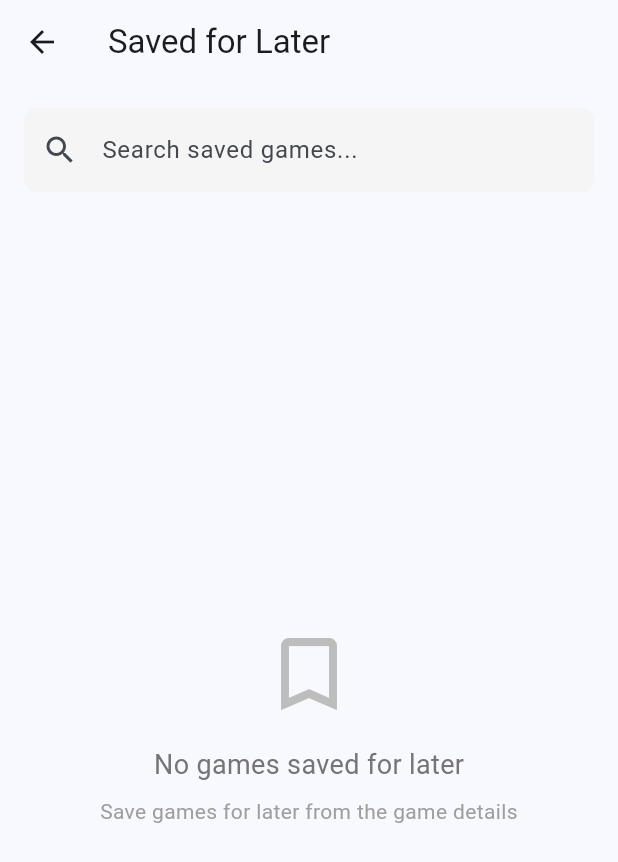
After one commit to 3gcodes/gamekeepr, a Flutter app: the SavedForLaterScreen screen opened directly, on a phone screen of 412 x 824 dp. The commit adds this screen. Shown: the top 862 px of the screen. Run offline on Flutter 3.47's test engine with Material 3 defaults, Android fonts, the phone set to English and light mode, and no system bars; our stand-ins replace cached_network_image, cookie_jar, dio, dio_cookie_manager, file_picker, flutter_cache_manager and 6 more; missing offline and left inert: google_mlkit_text_recognition, nfc_manager, string_similarity; accounts and stored records are empty; network calls fail.

Commit message:
added save for later ability

```diff
--- a/lib/models/game.dart
+++ b/lib/models/game.dart
@@ -45,6 +45,7 @@ class Game {
   final List<ExpansionReference>? expansions; // If this is a base game, list of expansions
   final bool owned; // Whether this game is in the user's collection
   final bool wishlisted; // Whether this game is on the user's wishlist
+  final bool savedForLater; // Whether this game is saved for later
   final bool hasNfcTag; // Whether an NFC tag has been assigned to this game
 
   Game({
@@ -68,6 +69,7 @@ class Game {
     this.expansions,
     this.owned = true,
     this.wishlisted = false,
+    this.savedForLater = false,
     this.hasNfcTag = false,
   });
 
@@ -93,6 +95,7 @@ class Game {
       'expansions': expansions != null ? jsonEncode(expansions!.map((e) => e.toMap()).toList()) : null,
       'owned': owned ? 1 : 0,
       'wishlisted': wishlisted ? 1 : 0,
+      'saved_for_later': savedForLater ? 1 : 0,
       'has_nfc_tag': hasNfcTag ? 1 : 0,
     };
   }
@@ -133,6 +136,7 @@ class Game {
           : null,
       owned: map['owned'] == null ? true : (map['owned'] as int) == 1,
       wishlisted: map['wishlisted'] == null ? false : (map['wishlisted'] as int) == 1,
+      savedForLater: map['saved_for_later'] == null ? false : (map['saved_for_later'] as int) == 1,
       hasNfcTag: map['has_nfc_tag'] == null ? false : (map['has_nfc_tag'] as int) == 1,
     );
   }
@@ -158,6 +162,7 @@ class Game {
     List<ExpansionReference>? expansions,
     bool? owned,
     bool? wishlisted,
+    bool? savedForLater,
     bool? hasNfcTag,
   }) {
     return Game(
@@ -181,6 +186,7 @@ class Game {
       expansions: expansions ?? this.expansions,
       owned: owned ?? this.owned,
       wishlisted: wishlisted ?? this.wishlisted,
+      savedForLater: savedForLater ?? this.savedForLater,
       hasNfcTag: hasNfcTag ?? this.hasNfcTag,
     );
   }
--- a/lib/providers/app_providers.dart
+++ b/lib/providers/app_providers.dart
@@ -99,6 +99,7 @@ class GamesNotifier extends StateNotifier<AsyncValue<List<Game>>> {
             location: existingGame.location,
             owned: existingGame.owned,
             wishlisted: existingGame.wishlisted,
+            savedForLater: existingGame.savedForLater,
           );
           await db.updateGame(updatedGame);
         } else {
@@ -156,6 +157,14 @@ class GamesNotifier extends StateNotifier<AsyncValue<List<Game>>> {
   Future<Game?> toggleWishlist(int gameId, bool wishlisted) async {
     final db = ref.read(databaseServiceProvider);
     await db.updateGameWishlisted(gameId, wishlisted);
+    await loadGames();
+    return await db.getGameById(gameId);
+  }
+
+  /// Toggle the saved for later status of a game
+  Future<Game?> toggleSavedForLater(int gameId, bool savedForLater) async {
+    final db = ref.read(databaseServiceProvider);
+    await db.updateGameSavedForLater(gameId, savedForLater);
     await loadGames();
     return await db.getGameById(gameId);
   }
@@ -447,6 +456,42 @@ final wishlistProvider = Provider<AsyncValue<List<Game>>>((ref) {
   );
 });
 
+// Saved for Later Provider (games saved for later)
+final savedForLaterProvider = Provider<AsyncValue<List<Game>>>((ref) {
+  final games = ref.watch(gamesProvider);
+  final query = ref.watch(searchQueryProvider);
+  final searchCategories = ref.watch(searchCategoriesProvider);
+  final searchMechanics = ref.watch(searchMechanicsProvider);
+  final searchTags = ref.watch(searchTagsProvider);
+  final tagsMapAsync = ref.watch(gameTagsMapProvider);
+
+  return games.when(
+    data: (gamesList) {
+      // Filter to only show saved for later games
+      var filtered = gamesList.where((game) => game.savedForLater).toList();
+
+      // Apply search filter
+      if (query.isNotEmpty) {
+        final tagsMap = tagsMapAsync.whenOrNull(data: (map) => map) ?? {};
+        filtered = filtered
+            .where((game) => _gameMatchesSearch(
+                  game,
+                  query,
+                  searchCategories,
+                  searchMechanics,
+                  searchTags,
+                  tagsMap,
+                ))
+            .toList();
+      }
+
+      return AsyncValue.data(filtered);
+    },
+    loading: () => const AsyncValue.loading(),
+    error: (error, stack) => AsyncValue.error(error, stack),
+  );
+});
+
 // Recently Played Games Provider
 final recentlyPlayedGamesProvider = StateNotifierProvider<RecentlyPlayedGamesNotifier, AsyncValue<List<GameWithPlayInfo>>>((ref) {
   return RecentlyPlayedGamesNotifier(ref);
--- a/lib/screens/game_details_screen.dart
+++ b/lib/screens/game_details_screen.dart
@@ -130,6 +130,47 @@ class _GameDetailsScreenState extends ConsumerState<GameDetailsScreen> with Sing
     }
   }
 
+  Future<void> _toggleSavedForLater() async {
+    final game = _detailedGame;
+    if (game == null || game.id == null) return;
+
+    final newSavedForLaterStatus = !game.savedForLater;
+
+    try {
+      final updatedGame = await ref.read(gamesProvider.notifier).toggleSavedForLater(
+        game.id!,
+        newSavedForLaterStatus,
+      );
+
+      if (updatedGame != null && mounted) {
+        setState(() {
+          _detailedGame = updatedGame;
+        });
+
+        ScaffoldMessenger.of(context).showSnackBar(
+          SnackBar(
+            content: Text(
+              newSavedForLaterStatus
+                  ? 'Saved for later'
+                  : 'Removed from saved for later',
+            ),
+            backgroundColor: newSavedForLaterStatus ? Colors.green : Colors.grey,
+            duration: const Duration(seconds: 2),
+          ),
+        );
+      }
+    } catch (e) {
+      if (mounted) {
+        ScaffoldMessenger.of(context).showSnackBar(
+          SnackBar(
+            content: Text('Error updating saved for later: $e'),
+            backgroundColor: Colors.red,
+          ),
+        );
+      }
+    }
+  }
+
   Future<void> _toggleOwned() async {
     final game = _detailedGame;
     if (game == null || game.id == null) return;
@@ -1065,6 +1106,7 @@ class _GameDetailsScreenState extends ConsumerState<GameDetailsScreen> with Sing
         location: widget.game.location,
         owned: widget.game.owned,
         wishlisted: widget.game.wishlisted,
+        savedForLater: widget.game.savedForLater,
         hasNfcTag: widget.game.hasNfcTag,
       );
 
@@ -1124,16 +1166,18 @@ class _GameDetailsScreenState extends ConsumerState<GameDetailsScreen> with Sing
       // Refresh the games provider so the list updates
       ref.read(gamesProvider.notifier).loadGames();
 
+      if (mounted) {
         setState(() {
           _detailedGame = updatedGame;
           _isLoadingDetails = false;
         });
+      }
     } catch (e) {
+      if (mounted) {
         setState(() {
           _isLoadingDetails = false;
         });
         // Show error snackbar
-      if (mounted) {
         ScaffoldMessenger.of(context).showSnackBar(
           SnackBar(
             content: Text('Could not load full details: $e'),
@@ -1155,14 +1199,18 @@ class _GameDetailsScreenState extends ConsumerState<GameDetailsScreen> with Sing
       final db = ref.read(databaseServiceProvider);
       final plays = await db.getPlaysForGame(widget.game.id!);
 
+      if (mounted) {
         setState(() {
           _plays = plays;
           _isLoadingPlays = false;
         });
+      }
     } catch (e) {
+      if (mounted) {
         setState(() {
           _isLoadingPlays = false;
         });
+      }
     }
   }
 
@@ -1174,12 +1222,12 @@ class _GameDetailsScreenState extends ConsumerState<GameDetailsScreen> with Sing
           );
 
       // Update local state to reflect the change immediately
+      if (mounted) {
         setState(() {
           final currentGame = _detailedGame ?? widget.game;
           _detailedGame = currentGame.copyWith(location: location ?? '');
         });
 
-      if (mounted) {
         ScaffoldMessenger.of(context).showSnackBar(
           const SnackBar(
             content: Text('Location saved'),
@@ -2423,6 +2471,32 @@ class _GameDetailsScreenState extends ConsumerState<GameDetailsScreen> with Sing
                     ),
                   ),
                 if (!game.owned) const SizedBox(width: 4),
+                // Save for Later button (only for non-owned games)
+                if (!game.owned)
+                  TextButton.icon(
+                    onPressed: _toggleSavedForLater,
+                    icon: Icon(
+                      game.savedForLater ? Icons.bookmark : Icons.bookmark_border,
+                      size: 18,
+                      color: game.savedForLater ? Colors.orange[700] : Colors.grey[700],
+                    ),
+                    label: Text(
+                      game.savedForLater ? 'Saved' : 'Save',
+                      style: TextStyle(
+                        fontSize: 12,
+                        color: game.savedForLater ? Colors.orange[700] : Colors.grey[700],
+                        fontWeight: FontWeight.w600,
+                      ),
+                    ),
+                    style: TextButton.styleFrom(
+                      backgroundColor: Colors.white,
+                      padding: const EdgeInsets.symmetric(horizontal: 8, vertical: 4),
+                      shape: RoundedRectangleBorder(
+                        borderRadius: BorderRadius.circular(20),
+                      ),
+                    ),
+                  ),
+                if (!game.owned) const SizedBox(width: 4),
                 // Toggle owned button
                 TextButton.icon(
                   onPressed: _toggleOwned,
--- /dev/null
+++ b/lib/screens/saved_for_later_screen.dart
@@ -0,0 +1,289 @@
+import 'package:flutter/material.dart';
+import 'package:flutter_riverpod/flutter_riverpod.dart';
+import 'package:cached_network_image/cached_network_image.dart';
+import '../providers/app_providers.dart';
+import '../models/game.dart';
+import 'game_details_screen.dart';
+
+class SavedForLaterScreen extends ConsumerStatefulWidget {
+  const SavedForLaterScreen({super.key});
+
+  @override
+  ConsumerState<SavedForLaterScreen> createState() => _SavedForLaterScreenState();
+}
+
+class _SavedForLaterScreenState extends ConsumerState<SavedForLaterScreen> {
+  final TextEditingController _searchController = TextEditingController();
+
+  @override
+  void initState() {
+    super.initState();
+    _searchController.addListener(() {
+      ref.read(searchQueryProvider.notifier).state = _searchController.text;
+    });
+  }
+
+  @override
+  void dispose() {
+    _searchController.dispose();
+    super.dispose();
+  }
+
+  @override
+  Widget build(BuildContext context) {
+    final savedForLater = ref.watch(savedForLaterProvider);
+
+    return Scaffold(
+      appBar: AppBar(
+        title: const Text('Saved for Later'),
+      ),
+      body: GestureDetector(
+        onTap: () {
+          FocusScope.of(context).unfocus();
+        },
+        child: Column(
+          children: [
+            Padding(
+              padding: const EdgeInsets.all(16.0),
+              child: TextField(
+                controller: _searchController,
+                textInputAction: TextInputAction.done,
+                onSubmitted: (_) {
+                  FocusScope.of(context).unfocus();
+                },
+                decoration: InputDecoration(
+                  hintText: 'Search saved games...',
+                  prefixIcon: const Icon(Icons.search),
+                  suffixIcon: _searchController.text.isNotEmpty
+                      ? IconButton(
+                          icon: const Icon(Icons.clear),
+                          onPressed: () {
+                            _searchController.clear();
+                          },
+                        )
+                      : null,
+                  border: OutlineInputBorder(
+                    borderRadius: BorderRadius.circular(12),
+                  ),
+                ),
+              ),
+            ),
+            Expanded(
+              child: _buildSavedForLaterView(savedForLater),
+            ),
+          ],
+        ),
+      ),
+    );
+  }
+
+  Widget _buildSavedForLaterView(AsyncValue<List<Game>> savedForLater) {
+    return savedForLater.when(
+      data: (games) {
+        if (games.isEmpty) {
+          return Center(
+            child: Column(
+              mainAxisAlignment: MainAxisAlignment.center,
+              children: [
+                Icon(
+                  Icons.bookmark_border,
+                  size: 64,
+                  color: Colors.grey[400],
+                ),
+                const SizedBox(height: 16),
+                Text(
+                  _searchController.text.isEmpty
+                      ? 'No games saved for later'
+                      : 'No games found',
+                  style: TextStyle(
+                    fontSize: 18,
+                    color: Colors.grey[600],
+                  ),
+                ),
+                if (_searchController.text.isEmpty) ...[
+                  const SizedBox(height: 8),
+                  Text(
+                    'Save games for later from the game details',
+                    style: TextStyle(
+                      fontSize: 14,
+                      color: Colors.grey[500],
+                    ),
+                    textAlign: TextAlign.center,
+                  ),
+                ],
+              ],
+            ),
+          );
+        }
+
+        return ListView.builder(
+          keyboardDismissBehavior: ScrollViewKeyboardDismissBehavior.onDrag,
+          itemCount: games.length,
+          itemBuilder: (context, index) {
+            final game = games[index];
+            return _SavedForLaterGameItem(
+              game: game,
+              onTap: () {
+                Navigator.push(
+                  context,
+                  MaterialPageRoute(
+                    builder: (_) => GameDetailsScreen(
+                      game: game,
+                      isOwned: game.owned,
+                    ),
+                  ),
+                );
+              },
+            );
+          },
+        );
+      },
+      loading: () => const Center(child: CircularProgressIndicator()),
+      error: (error, stack) => Center(
+        child: Column(
+          mainAxisAlignment: MainAxisAlignment.center,
+          children: [
+            const Icon(Icons.error_outline, size: 64, color: Colors.red),
+            const SizedBox(height: 16),
+            Text('Error: $error'),
+            const SizedBox(height: 16),
+            ElevatedButton(
+              onPressed: () {
+                ref.read(gamesProvider.notifier).loadGames();
+              },
+              child: const Text('Retry'),
+            ),
+          ],
+        ),
+      ),
+    );
+  }
+}
+
+class _SavedForLaterGameItem extends StatelessWidget {
+  final Game game;
+  final VoidCallback onTap;
+
+  const _SavedForLaterGameItem({
+    required this.game,
+    required this.onTap,
+  });
+
+  @override
+  Widget build(BuildContext context) {
+    return Card(
+      margin: const EdgeInsets.symmetric(horizontal: 16, vertical: 8),
+      child: InkWell(
+        onTap: onTap,
+        borderRadius: BorderRadius.circular(12),
+        child: Padding(
+          padding: const EdgeInsets.all(12),
+          child: Row(
+            crossAxisAlignment: CrossAxisAlignment.start,
+            children: [
+              // Thumbnail
+              ClipRRect(
+                borderRadius: BorderRadius.circular(8),
+                child: game.thumbnailUrl != null
+                    ? CachedNetworkImage(
+                        imageUrl: game.thumbnailUrl!,
+                        width: 60,
+                        height: 60,
+                        fit: BoxFit.cover,
+                        placeholder: (context, url) => Container(
+                          width: 60,
+                          height: 60,
+                          color: Colors.grey[300],
+                          child: const Center(
+                            child: CircularProgressIndicator(strokeWidth: 2),
+                          ),
+                        ),
+                        errorWidget: (context, url, error) => Container(
+                          width: 60,
+                          height: 60,
+                          color: Colors.grey[300],
+                          child: const Icon(Icons.casino),
+                        ),
+                      )
+                    : Container(
+                        width: 60,
+                        height: 60,
+                        color: Colors.grey[300],
+                        child: const Icon(Icons.casino),
+                      ),
+              ),
+              const SizedBox(width: 12),
+              // Game Info
+              Expanded(
+                child: Column(
+                  crossAxisAlignment: CrossAxisAlignment.start,
+                  children: [
+                    Text(
+                      game.name,
+                      style: const TextStyle(
+                        fontSize: 16,
+                        fontWeight: FontWeight.bold,
+                      ),
+                    ),
+                    const SizedBox(height: 4),
+                    if (game.yearPublished != null)
+                      Text(
+                        'Year: ${game.yearPublished}',
+                        style: TextStyle(
+                          fontSize: 12,
+                          color: Colors.grey[600],
+                        ),
+                      ),
+                    const SizedBox(height: 4),
+                    Row(
+                      children: [
+                        Icon(Icons.people, size: 14, color: Colors.grey[600]),
+                        const SizedBox(width: 4),
+                        Text(
+                          game.playersInfo,
+                          style: TextStyle(
+                            fontSize: 12,
+                            color: Colors.grey[600],
+                          ),
+                        ),
+                        const SizedBox(width: 16),
+                        Icon(Icons.access_time, size: 14, color: Colors.grey[600]),
+                        const SizedBox(width: 4),
+                        Text(
+                          game.playtimeInfo,
+                          style: TextStyle(
+                            fontSize: 12,
+                            color: Colors.grey[600],
+                          ),
+                        ),
+                      ],
+                    ),
+                    const SizedBox(height: 4),
+                    Row(
+                      children: [
+                        Icon(
+                          Icons.bookmark,
+                          size: 14,
+                          color: Colors.orange[600],
+                        ),
+                        const SizedBox(width: 4),
+                        Text(
+                          'Saved for Later',
+                          style: TextStyle(
+                            fontSize: 12,
+                            color: Colors.orange[600],
+                            fontWeight: FontWeight.w500,
+                          ),
+                        ),
+                      ],
+                    ),
+                  ],
+                ),
+              ),
+            ],
+          ),
+        ),
+      ),
+    );
+  }
+}
--- a/lib/services/database_service.dart
+++ b/lib/services/database_service.dart
@@ -27,7 +27,7 @@ class DatabaseService {
 
     return await openDatabase(
       path,
-      version: 12,
+      version: 13,
       onCreate: _createDB,
       onUpgrade: _upgradeDB,
     );
@@ -56,6 +56,7 @@ class DatabaseService {
         expansions TEXT,
         owned INTEGER NOT NULL DEFAULT 1,
         wishlisted INTEGER NOT NULL DEFAULT 0,
+        saved_for_later INTEGER NOT NULL DEFAULT 0,
         has_nfc_tag INTEGER NOT NULL DEFAULT 0
       )
     ''');
@@ -302,6 +303,13 @@ class DatabaseService {
         ALTER TABLE plays ADD COLUMN synced_from_bgg INTEGER NOT NULL DEFAULT 0
       ''');
     }
+
+    if (oldVersion < 13) {
+      // Add saved_for_later column for version 13 - default to 0 (false) for existing games
+      await db.execute('''
+        ALTER TABLE games ADD COLUMN saved_for_later INTEGER NOT NULL DEFAULT 0
+      ''');
+    }
   }
 
   Future<Game> insertGame(Game game) async {
@@ -400,6 +408,16 @@ class DatabaseService {
     );
   }
 
+  Future<int> updateGameSavedForLater(int gameId, bool savedForLater) async {
+    final db = await database;
+    return await db.update(
+      'games',
+      {'saved_for_later': savedForLater ? 1 : 0},
+      where: 'id = ?',
+      whereArgs: [gameId],
+    );
+  }
+
   Future<int> updateGameHasNfcTag(int gameId, bool hasNfcTag) async {
     final db = await database;
     return await db.update(
@@ -415,6 +433,17 @@ class DatabaseService {
     final maps = await db.query(
       'games',
       where: 'wishlisted = ?',
+      whereArgs: [1],
+      orderBy: 'name ASC',
+    );
+    return maps.map((map) => Game.fromMap(map)).toList();
+  }
+
+  Future<List<Game>> getSavedForLaterGames() async {
+    final db = await database;
+    final maps = await db.query(
+      'games',
+      where: 'saved_for_later = ?',
       whereArgs: [1],
       orderBy: 'name ASC',
     );
```
Also changed, not shown: lib/screens/home_screen.dart (+12 -0 lines), 2 other files. Lines whose indentation alone changed are shown as unchanged.
